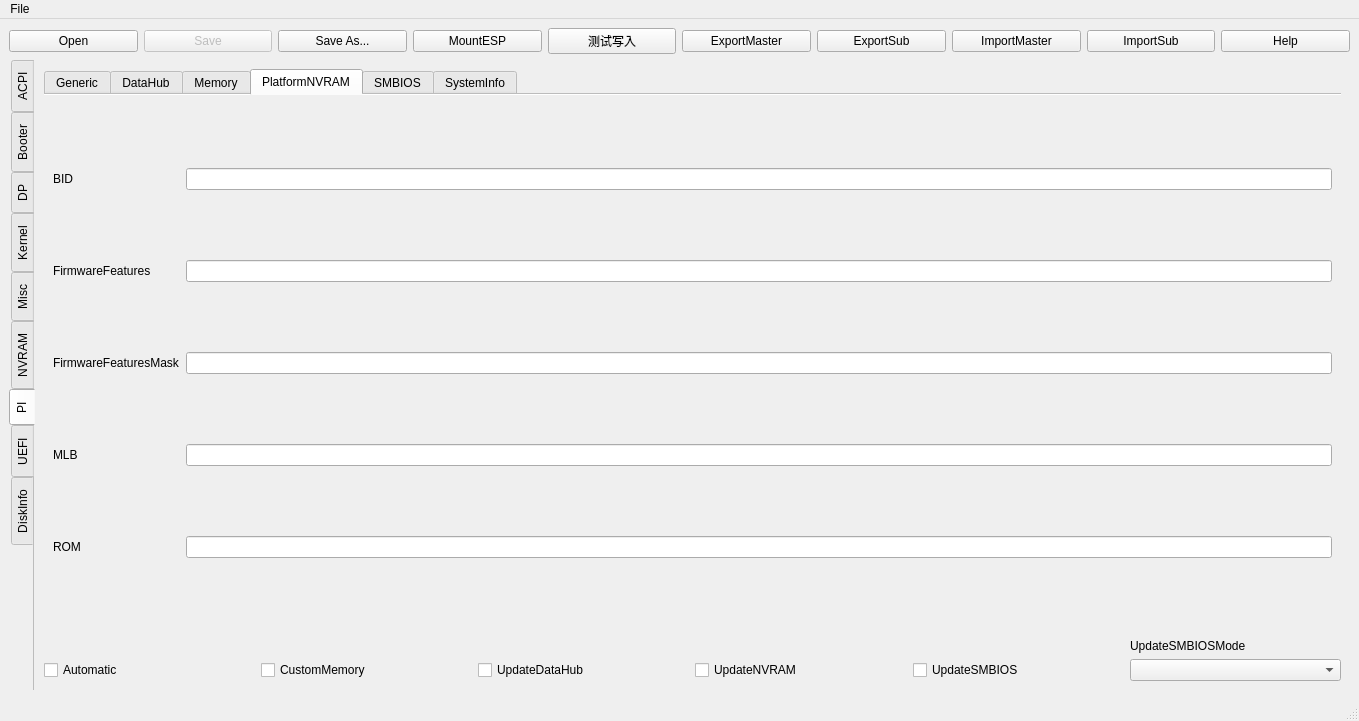
First picture: the form in mainwindow.ui, repository ic005k/OCAuxiliaryTools, before the edit.
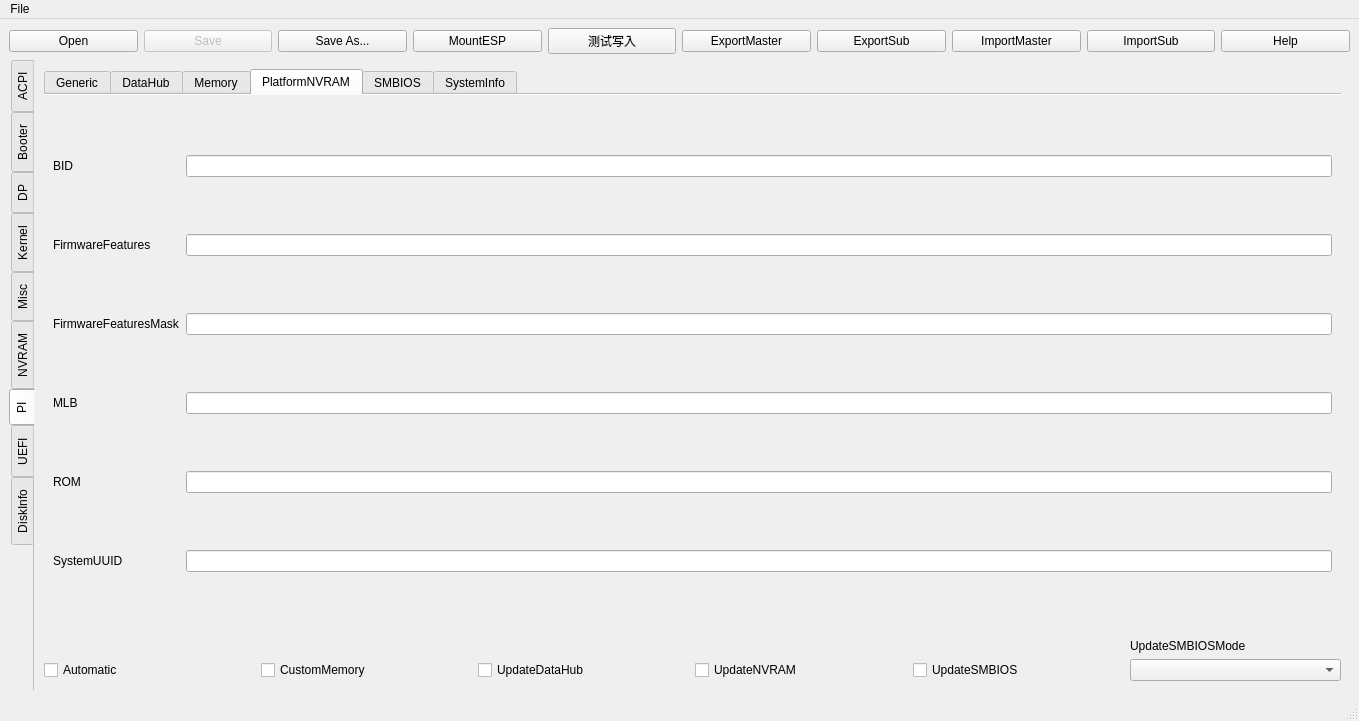
Second picture: the form after the edit. The open tabs and pages were chosen to show the change. Icons and pictures are not drawn.

The edit to the form file:
```diff
--- a/mainwindow.ui
+++ b/mainwindow.ui
@@ -3587,6 +3587,20 @@
             <item row="4" column="1">
              <widget class="QLineEdit" name="editROM_2"/>
             </item>
+            <item row="5" column="0">
+             <widget class="QLabel" name="label_106">
+              <property name="toolTip">
+               <string>Specifies the value of NVRAM variable 4D1EDE05-38C7-4A6A-9CC6-4BCCA8B38C14:system-id
+for boot services only. Value found on Macs is equal to SMBIOS SystemUUID.</string>
+              </property>
+              <property name="text">
+               <string>SystemUUID</string>
+              </property>
+             </widget>
+            </item>
+            <item row="5" column="1">
+             <widget class="QLineEdit" name="editSystemUUID_PNVRAM"/>
+            </item>
            </layout>
           </widget>
           <widget class="QWidget" name="tab_34">
```
Left out of the diff: 15 changed lines with no effect on the pictures.
